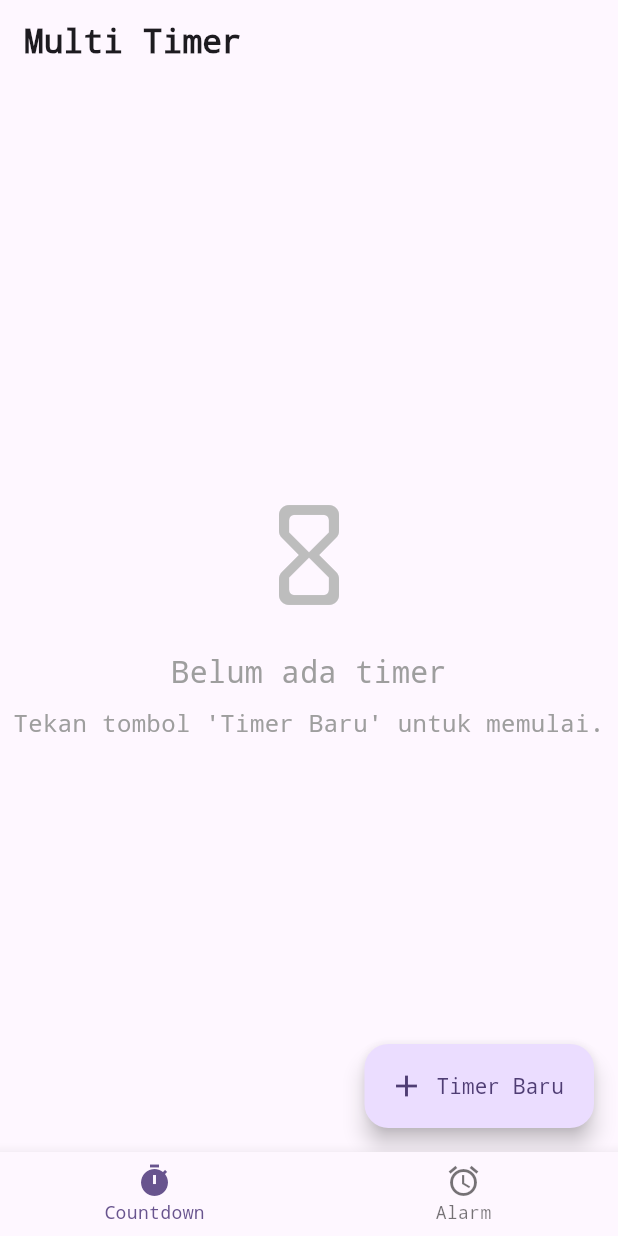
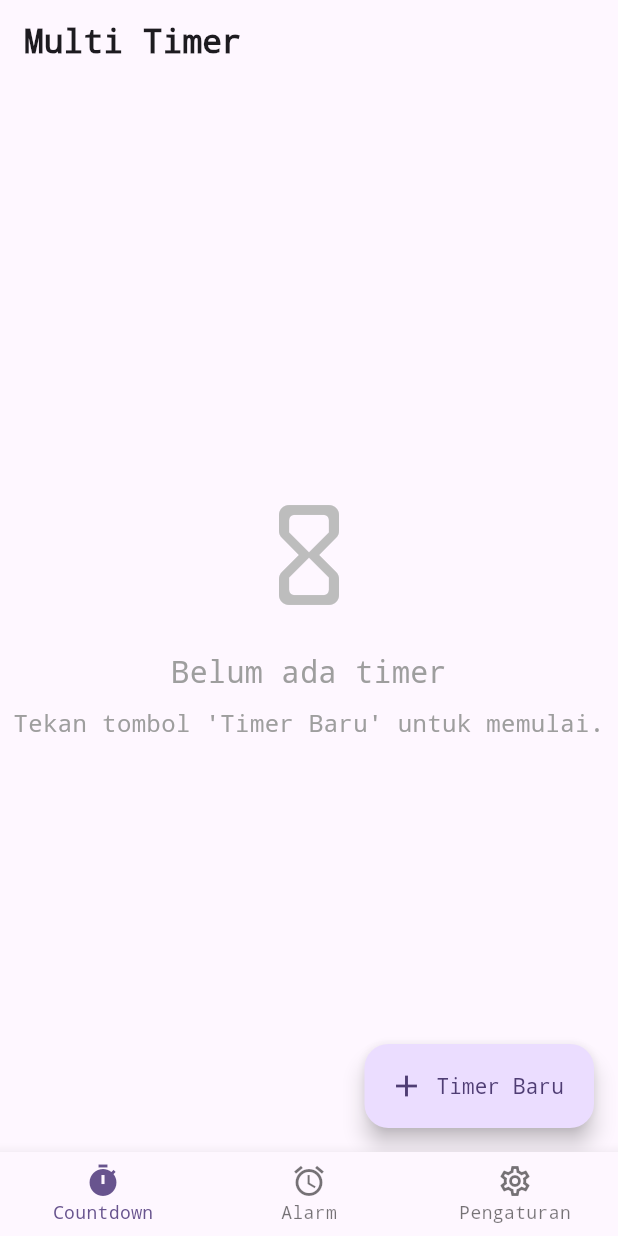
Before and after one commit to Greenson22/my_clock, a Flutter app: the screen it shows after launch, on a phone screen of 412 x 824 dp. Run offline on Flutter 3.47's test engine with Material 3 defaults, Android fonts, the light colour scheme and no system bars; our stand-ins replace file_picker, flutter_local_notifications, just_audio, percent_indicator, permission_handler, reorderable_grid_view and 1 more; missing offline and left inert: flutter_background_service, flutter_background_service_android, flutter_ringtone_player.

Commit message:
feat: Tambahkan fitur mode terang/gelap dengan penyimpanan state
Perubahan ini mengimplementasikan fungsionalitas untuk beralih antara mode terang (light) dan gelap (dark) di seluruh aplikasi.

- Membuat halaman "Pengaturan" baru yang berisi UI untuk toggle tema.
- Menggunakan package `provider` untuk mengelola state tema secara global.
- Memanfaatkan `shared_preferences` untuk menyimpan pilihan tema pengguna, sehingga tetap konsisten saat aplikasi dibuka kembali.
- Memperbarui navigasi utama untuk menyertakan tautan ke halaman Pengaturan.

```diff
--- a/lib/app_widget.dart
+++ b/lib/app_widget.dart
@@ -1,14 +1,15 @@
 import 'package:flutter/material.dart';
-// Hapus impor CountdownPage
-// import 'features/countdown/presentation/countdown_page.dart';
-// Impor DashboardPage yang baru
+import 'package:provider/provider.dart';
 import 'features/dashboard/presentation/dashboard_page.dart';
+import 'features/settings/application/theme_provider.dart';
 
 class AppWidget extends StatelessWidget {
   const AppWidget({super.key});
 
   @override
   Widget build(BuildContext context) {
+    final themeProvider = Provider.of<ThemeProvider>(context);
+
     return MaterialApp(
       title: 'Countdown App',
       theme: ThemeData(
@@ -27,8 +28,7 @@ class AppWidget extends StatelessWidget {
         useMaterial3: true,
         fontFamily: 'monospace',
       ),
-      themeMode: ThemeMode.system, // Mengikuti tema sistem
-      // Ubah home dari CountdownPage ke DashboardPage
+      themeMode: themeProvider.themeMode, // Menggunakan themeMode dari provider
       home: const DashboardPage(),
       debugShowCheckedModeBanner: false,
     );
--- a/lib/features/dashboard/presentation/dashboard_page.dart
+++ b/lib/features/dashboard/presentation/dashboard_page.dart
@@ -1,6 +1,7 @@
 import 'package:flutter/material.dart';
 import '../../alarm/presentation/alarm_page.dart';
 import '../../countdown/presentation/countdown_page.dart';
+import '../../settings/presentation/settings_page.dart'; // Impor halaman pengaturan
 
 class DashboardPage extends StatefulWidget {
   const DashboardPage({super.key});
@@ -12,7 +13,12 @@ class DashboardPage extends StatefulWidget {
 class _DashboardPageState extends State<DashboardPage> {
   int _selectedIndex = 0;
 
-  final List<Widget> _pages = [const CountdownPage(), const AlarmPage()];
+  // Tambahkan SettingsPage ke dalam daftar halaman
+  final List<Widget> _pages = [
+    const CountdownPage(),
+    const AlarmPage(),
+    const SettingsPage(),
+  ];
 
   void _onItemTapped(int index) {
     setState(() {
@@ -22,9 +28,6 @@ class _DashboardPageState extends State<DashboardPage> {
 
   @override
   Widget build(BuildContext context) {
-    // Karena CountdownPage sekarang memiliki AppBar sendiri,
-    // kita tidak memerlukan AppBar di DashboardPage.
-    // Cukup gunakan body untuk menampilkan halaman yang dipilih.
     return Scaffold(
       body: IndexedStack(index: _selectedIndex, children: _pages),
       bottomNavigationBar: BottomNavigationBar(
@@ -39,6 +42,12 @@ class _DashboardPageState extends State<DashboardPage> {
             activeIcon: Icon(Icons.alarm),
             label: 'Alarm',
           ),
+          // Tambahkan item navigasi untuk Pengaturan
+          BottomNavigationBarItem(
+            icon: Icon(Icons.settings_outlined),
+            activeIcon: Icon(Icons.settings),
+            label: 'Pengaturan',
+          ),
         ],
         currentIndex: _selectedIndex,
         onTap: _onItemTapped,
--- a/pubspec.yaml
+++ b/pubspec.yaml
@@ -52,6 +52,7 @@ dependencies:
   just_audio: ^0.9.36   # Untuk memainkan audio dari file
   percent_indicator: ^4.2.3
   reorderable_grid_view: ^2.2.6
+  provider: ^6.0.5
 
 
 dev_dependencies:
```
Also changed, not shown: lib/features/settings/application/theme_provider.dart (added, +36 -0 lines), lib/features/settings/presentation/settings_page.dart (added, +34 -0 lines), lib/main.dart (+8 -12 lines), pubspec.lock.
